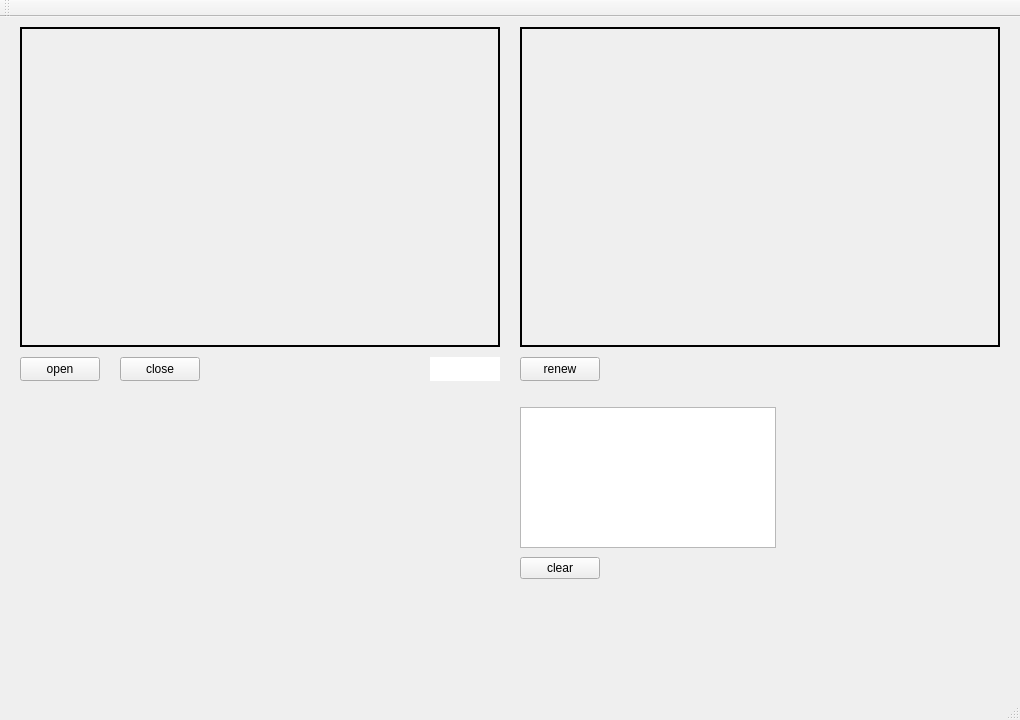
The window that Autotest/frame.ui (gotolafa/ScreenDetect) describes before a commit, drawn with Qt 5.
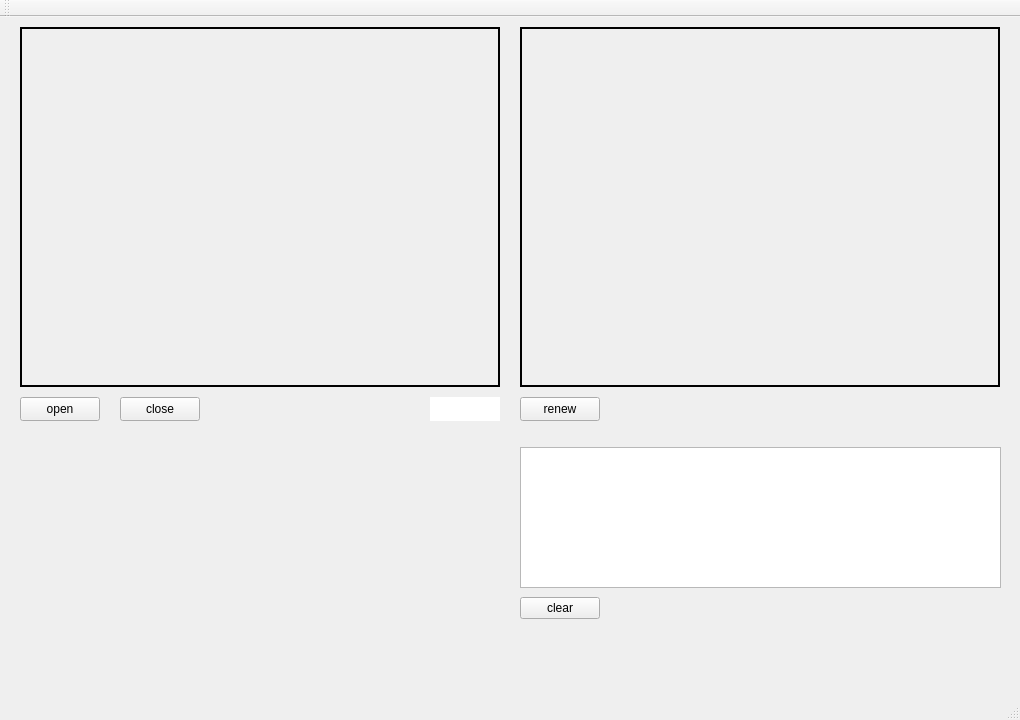
The same window after the commit.

Commit message: Adjust screen resolution display

What changed in the file:
```diff
--- a/Autotest/frame.ui
+++ b/Autotest/frame.ui
@@ -27,7 +27,7 @@
     <property name="geometry">
      <rect>
       <x>20</x>
-      <y>340</y>
+      <y>380</y>
       <width>80</width>
       <height>24</height>
      </rect>
@@ -40,7 +40,7 @@
     <property name="geometry">
      <rect>
       <x>120</x>
-      <y>340</y>
+      <y>380</y>
       <width>80</width>
       <height>24</height>
      </rect>
@@ -55,7 +55,7 @@
       <x>20</x>
       <y>10</y>
       <width>480</width>
-      <height>320</height>
+      <height>360</height>
      </rect>
     </property>
     <property name="frameShape">
@@ -71,7 +71,7 @@
       <x>520</x>
       <y>10</y>
       <width>480</width>
-      <height>320</height>
+      <height>360</height>
      </rect>
     </property>
     <property name="focusPolicy">
@@ -88,7 +88,7 @@
     <property name="geometry">
      <rect>
       <x>520</x>
-      <y>340</y>
+      <y>380</y>
       <width>80</width>
       <height>24</height>
      </rect>
@@ -101,8 +101,8 @@
     <property name="geometry">
      <rect>
       <x>520</x>
-      <y>390</y>
-      <width>256</width>
+      <y>430</y>
+      <width>481</width>
       <height>141</height>
      </rect>
     </property>
@@ -117,7 +117,7 @@
     <property name="geometry">
      <rect>
       <x>520</x>
-      <y>540</y>
+      <y>580</y>
       <width>80</width>
       <height>22</height>
      </rect>
@@ -130,7 +130,7 @@
     <property name="geometry">
      <rect>
       <x>430</x>
-      <y>340</y>
+      <y>380</y>
       <width>70</width>
       <height>24</height>
      </rect>
```
The commit also changes 2 other files.
